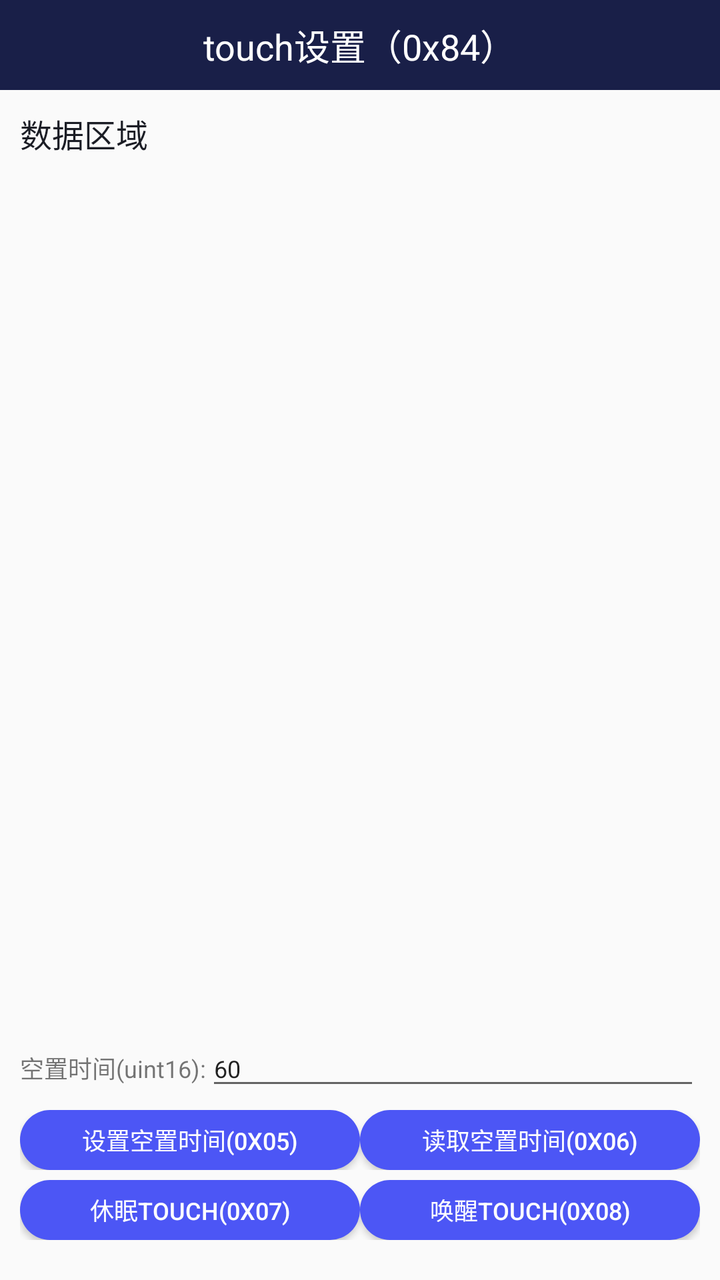
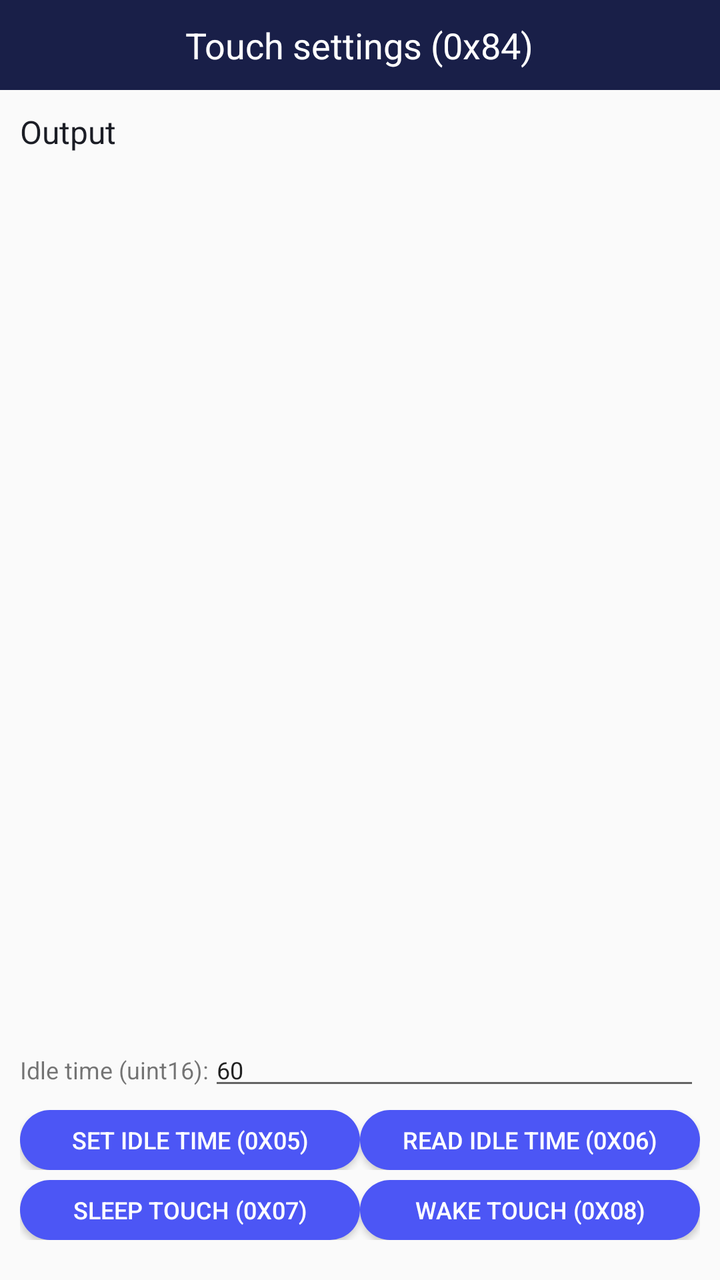

Compare the two renders of this Android layout. The source of the first and the diff that turns it into the second are given below.
<!-- AndroidManifest.xml: application theme AppTheme -->
<!-- res/layout/activity_touch_setting.xml -->
<?xml version="1.0" encoding="utf-8"?>
<LinearLayout xmlns:android="http://schemas.android.com/apk/res/android"
    xmlns:tools="http://schemas.android.com/tools"
    android:layout_width="match_parent"
    android:layout_height="match_parent"
    android:orientation="vertical"
    android:paddingBottom="10dp"
    android:fitsSystemWindows="true"
    tools:context=".activity.TouchSettingActivity">

    <RelativeLayout
        android:layout_width="match_parent"
        android:layout_height="45dp"
        android:background="@color/colorPrimary">
        <TextView
            android:layout_width="wrap_content"
            android:layout_height="wrap_content"
            android:text="touch设置（0x84）"
            android:textSize="18sp"
            android:layout_centerInParent="true"
            android:textColor="@color/white"/>
    </RelativeLayout>

    <TextView
        android:id="@+id/tv_result"
        android:layout_width="match_parent"
        android:layout_height="0dp"
        android:layout_weight="1"
        android:text="数据区域"
        android:scrollbars="vertical"
        android:padding="10dp"
        android:lineSpacingExtra="5dp"
        android:textSize="16sp"
        android:textColor="@color/colorPrimaryDark"/>

    <ScrollView
        android:layout_width="match_parent"
        android:layout_height="wrap_content">

        <LinearLayout
            android:layout_width="match_parent"
            android:layout_height="wrap_content"
            android:orientation="vertical"
            android:padding="10dp">

            
            <LinearLayout
                android:layout_width="match_parent"
                android:layout_height="wrap_content"
                android:layout_marginTop="5dp"
                android:orientation="horizontal">
                <TextView
                    android:layout_width="wrap_content"
                    android:layout_height="wrap_content"
                    android:text="空置时间(uint16):"
                    android:textSize="12sp"/>
                <EditText
                    android:id="@+id/et_touch_idle_time"
                    android:layout_width="0dp"
                    android:layout_weight="1"
                    android:layout_height="wrap_content"
                    android:hint="空置多少时间停止计数"
                    android:text="60"
                    android:inputType="number"
                    android:textSize="12sp"/>
            </LinearLayout>

            
            <LinearLayout
                android:layout_width="match_parent"
                android:layout_height="30dp"
                android:layout_marginTop="5dp"
                android:orientation="horizontal">
                <Button
                    android:id="@+id/bt_set_touch_idle_time"
                    android:layout_width="0dp"
                    android:layout_weight="1"
                    android:layout_height="wrap_content"
                    android:text="设置空置时间(0x05)"
                    android:textSize="12sp"
                    android:textColor="@color/white"
                    android:background="@drawable/button_bg_state"/>
                <Button
                    android:id="@+id/bt_get_touch_idle_time"
                    android:layout_width="0dp"
                    android:layout_weight="1"
                    android:layout_height="wrap_content"
                    android:text="读取空置时间(0x06)"
                    android:textSize="12sp"
                    android:textColor="@color/white"
                    android:background="@drawable/button_bg_state"/>
            </LinearLayout>

            
            <LinearLayout
                android:layout_width="match_parent"
                android:layout_height="30dp"
                android:layout_marginTop="5dp"
                android:orientation="horizontal">
                <Button
                    android:id="@+id/bt_sleep_touch"
                    android:layout_width="0dp"
                    android:layout_weight="1"
                    android:layout_height="wrap_content"
                    android:text="休眠Touch(0x07)"
                    android:textSize="12sp"
                    android:textColor="@color/white"
                    android:background="@drawable/button_bg_state"/>
                <Button
                    android:id="@+id/bt_wakeup_touch"
                    android:layout_width="0dp"
                    android:layout_weight="1"
                    android:layout_height="wrap_content"
                    android:text="唤醒Touch(0x08)"
                    android:textSize="12sp"
                    android:textColor="@color/white"
                    android:background="@drawable/button_bg_state"/>
            </LinearLayout>

        </LinearLayout>
    </ScrollView>
</LinearLayout>
<!-- resources referenced by this layout -->
<resources>
  <color name="colorPrimary">#191F48</color>
  <color name="colorPrimaryDark">#1B1D25</color>
  <color name="white">#ffffff</color>
  <!-- drawable button_bg_state (drawable) -->
  <?xml version="1.0" encoding="utf-8"?>
  <selector xmlns:android="http://schemas.android.com/apk/res/android">
      <item android:state_pressed="false">
          <shape xmlns:android="http://schemas.android.com/apk/res/android">
              <corners android:radius="20dp" />
  
              <solid android:color="@color/lan_se" />
          </shape>
      </item>
      <item android:state_pressed="false">
          <shape xmlns:android="http://schemas.android.com/apk/res/android">
              <corners android:radius="20dp" />
  
              <solid android:color="@color/lan_se" />
          </shape>
      </item>
      <item android:state_pressed="true">
          <shape xmlns:android="http://schemas.android.com/apk/res/android">
              <corners android:radius="20dp" />
  
              <solid android:color="@color/lan_se_press" />
          </shape>
      </item>
  
  </selector>
  <style name="AppTheme" parent="Theme.AppCompat.Light.NoActionBar">
          
          <item name="colorPrimary">@color/colorPrimary</item>
          <item name="colorPrimaryDark">@color/colorPrimary</item>
          <item name="colorAccent">@color/colorAccent</item>
  
  
      </style>
  <color name="lan_se">#4C56F5</color>
  <color name="lan_se_press">#554C56F5</color>
  <color name="colorAccent">#03DAC5</color>
</resources>

<!-- the commit's change to res/layout/activity_touch_setting.xml (unified diff, before → after) -->
@@ -15,7 +15,7 @@
         <TextView
             android:layout_width="wrap_content"
             android:layout_height="wrap_content"
-            android:text="touch设置（0x84）"
+            android:text="Touch settings (0x84)"
             android:textSize="18sp"
             android:layout_centerInParent="true"
             android:textColor="@color/white"/>
@@ -26,7 +26,7 @@
         android:layout_width="match_parent"
         android:layout_height="0dp"
         android:layout_weight="1"
-        android:text="数据区域"
+        android:text="Output"
         android:scrollbars="vertical"
         android:padding="10dp"
         android:lineSpacingExtra="5dp"
@@ -52,14 +52,14 @@
                 <TextView
                     android:layout_width="wrap_content"
                     android:layout_height="wrap_content"
-                    android:text="空置时间(uint16):"
+                    android:text="Idle time (uint16):"
                     android:textSize="12sp"/>
                 <EditText
                     android:id="@+id/et_touch_idle_time"
                     android:layout_width="0dp"
                     android:layout_weight="1"
                     android:layout_height="wrap_content"
-                    android:hint="空置多少时间停止计数"
+                    android:hint="Idle time before counting stops"
                     android:text="60"
                     android:inputType="number"
                     android:textSize="12sp"/>
@@ -76,7 +76,7 @@
                     android:layout_width="0dp"
                     android:layout_weight="1"
                     android:layout_height="wrap_content"
-                    android:text="设置空置时间(0x05)"
+                    android:text="Set idle time (0x05)"
                     android:textSize="12sp"
                     android:textColor="@color/white"
                     android:background="@drawable/button_bg_state"/>
@@ -85,7 +85,7 @@
                     android:layout_width="0dp"
                     android:layout_weight="1"
                     android:layout_height="wrap_content"
-                    android:text="读取空置时间(0x06)"
+                    android:text="Read idle time (0x06)"
                     android:textSize="12sp"
                     android:textColor="@color/white"
                     android:background="@drawable/button_bg_state"/>
@@ -102,7 +102,7 @@
                     android:layout_width="0dp"
                     android:layout_weight="1"
                     android:layout_height="wrap_content"
-                    android:text="休眠Touch(0x07)"
+                    android:text="Sleep touch (0x07)"
                     android:textSize="12sp"
                     android:textColor="@color/white"
                     android:background="@drawable/button_bg_state"/>
@@ -111,7 +111,7 @@
                     android:layout_width="0dp"
                     android:layout_weight="1"
                     android:layout_height="wrap_content"
-                    android:text="唤醒Touch(0x08)"
+                    android:text="Wake touch (0x08)"
                     android:textSize="12sp"
                     android:textColor="@color/white"
                     android:background="@drawable/button_bg_state"/>
